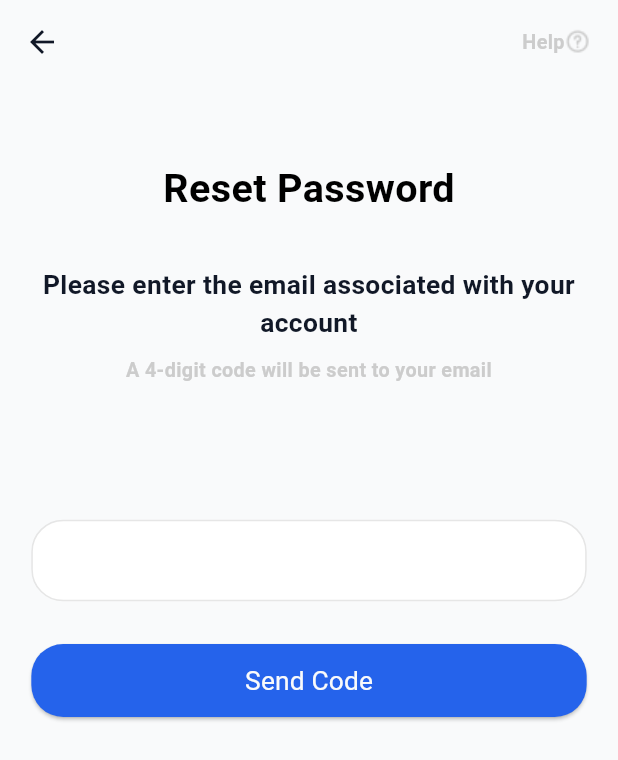
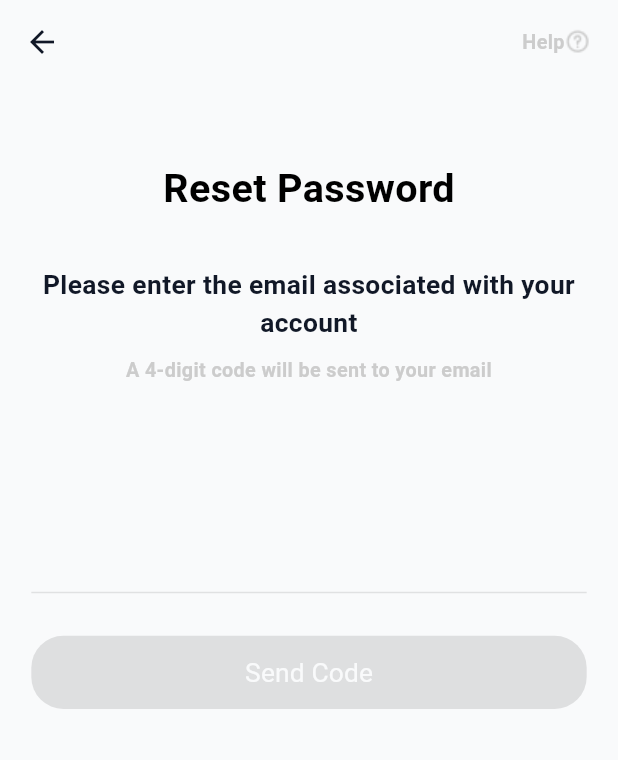
Before and after one commit to 3oraby/san3a_app, a Flutter app: the LoginScreen screen opened by its route, after a tap on "Forgot Password?", on a phone screen of 412 x 824 dp. Shown: the top 760 px of the screen. Run offline on Flutter 3.47's test engine with Material 3 defaults, Android fonts, the phone set to English and light mode, and no system bars; our stand-ins replace connectivity_plus, cookie_jar, dartz, device_preview, dio, dio_cookie_manager and 8 more; accounts and stored records are empty; Roboto replaces fonts that are missing (Cairo); project files that could hold a hidden picture were left out.

Commit message:
complete forget password screen

```diff
--- a/lib/core/utils/app_themes.dart
+++ b/lib/core/utils/app_themes.dart
@@ -1,5 +1,4 @@
 import 'package:flutter/material.dart';
-import 'package:flutter_screenutil/flutter_screenutil.dart';
 import 'package:san3a_app/core/utils/app_dark_colors.dart';
 import 'package:san3a_app/core/utils/app_light_colors.dart';
 import 'package:san3a_app/core/utils/app_text_styles.dart';
@@ -34,33 +33,10 @@ class AppTheme {
     ),
     disabledColor: AppLightColors.disabledButtonBackgroundColor,
     inputDecorationTheme: InputDecorationTheme(
-      filled: true,
-      fillColor: AppLightColors.textFieldBackground,
       suffixIconColor: AppLightColors.paragraphColor,
       labelStyle: AppTextStyles.getTextStyle(
         16,
       ).copyWith(color: AppLightColors.headingColor),
-      border: OutlineInputBorder(
-        borderRadius: BorderRadius.circular(21.r),
-        borderSide: BorderSide(
-          color: AppLightColors.textFieldBorderColor,
-          width: 1,
-        ),
-      ),
-      enabledBorder: OutlineInputBorder(
-        borderRadius: BorderRadius.circular(21.r),
-        borderSide: BorderSide(
-          color: AppLightColors.textFieldBorderColor,
-          width: 1,
-        ),
-      ),
-      focusedBorder: OutlineInputBorder(
-        borderRadius: BorderRadius.circular(21.r),
-        borderSide: const BorderSide(
-          color: AppLightColors.primaryColor,
-          width: 2,
-        ),
-      ),
       hintStyle: AppTextStyles.getTextStyle(
         16,
       ).copyWith(color: AppLightColors.headingColor),
@@ -94,33 +70,10 @@ class AppTheme {
     iconTheme: const IconThemeData(color: Colors.white),
     disabledColor: AppDarkColors.disabledColor,
     inputDecorationTheme: InputDecorationTheme(
-      filled: true,
-      fillColor: AppDarkColors.textFieldBackground,
       suffixIconColor: AppDarkColors.paragraphColor,
       labelStyle: AppTextStyles.getTextStyle(
         16,
       ).copyWith(color: AppDarkColors.headingColor),
-      border: OutlineInputBorder(
-        borderRadius: BorderRadius.circular(21.r),
-        borderSide: BorderSide(
-          color: AppDarkColors.textFieldBorderColor,
-          width: 1,
-        ),
-      ),
-      enabledBorder: OutlineInputBorder(
-        borderRadius: BorderRadius.circular(21.r),
-        borderSide: BorderSide(
-          color: AppDarkColors.textFieldBorderColor,
-          width: 1,
-        ),
-      ),
-      focusedBorder: OutlineInputBorder(
-        borderRadius: BorderRadius.circular(21.r),
-        borderSide: const BorderSide(
-          color: AppDarkColors.primaryColor,
-          width: 2,
-        ),
-      ),
       hintStyle: AppTextStyles.getTextStyle(
         16,
       ).copyWith(color: AppDarkColors.paragraphColor),
--- a/lib/core/widgets/custom_password_text_field.dart
+++ b/lib/core/widgets/custom_password_text_field.dart
@@ -1,4 +1,7 @@
 import 'package:flutter/material.dart';
+import 'package:flutter_screenutil/flutter_screenutil.dart';
+import 'package:san3a_app/core/utils/app_dark_colors.dart';
+import 'package:san3a_app/core/utils/app_light_colors.dart';
 
 class CustomPasswordTextField extends StatefulWidget {
   const CustomPasswordTextField({
@@ -43,6 +46,10 @@ class _CustomPasswordTextFieldState extends State<CustomPasswordTextField> {
       validator: widget.validator,
       keyboardType: widget.keyboardType,
       decoration: InputDecoration(
+        filled: true,
+        fillColor: Theme.of(context).brightness == Brightness.light
+            ? AppLightColors.textFieldBackground
+            : AppDarkColors.textFieldBackground,
         labelText: widget.labelText,
         hintText: widget.hintText,
         suffixIcon: IconButton(
@@ -53,6 +60,33 @@ class _CustomPasswordTextFieldState extends State<CustomPasswordTextField> {
             });
           },
         ),
+        border: OutlineInputBorder(
+          borderRadius: BorderRadius.circular(21.r),
+          borderSide: BorderSide(
+            color: Theme.of(context).brightness == Brightness.light
+                ? AppLightColors.textFieldBorderColor
+                : AppDarkColors.textFieldBorderColor,
+            width: 1,
+          ),
+        ),
+        enabledBorder: OutlineInputBorder(
+          borderRadius: BorderRadius.circular(21.r),
+          borderSide: BorderSide(
+            color: Theme.of(context).brightness == Brightness.light
+                ? AppLightColors.textFieldBorderColor
+                : AppDarkColors.textFieldBorderColor,
+            width: 1,
+          ),
+        ),
+        focusedBorder: OutlineInputBorder(
+          borderRadius: BorderRadius.circular(21.r),
+          borderSide: BorderSide(
+            color: Theme.of(context).brightness == Brightness.light
+                ? AppLightColors.primaryColor
+                : AppDarkColors.primaryColor,
+            width: 2,
+          ),
+        ),
       ),
     );
   }
--- a/lib/core/widgets/custom_text_form_field.dart
+++ b/lib/core/widgets/custom_text_form_field.dart
@@ -1,6 +1,8 @@
 import 'package:flutter/material.dart';
 import 'package:flutter_screenutil/flutter_screenutil.dart';
 import 'package:san3a_app/core/helpers/get_text_palette.dart';
+import 'package:san3a_app/core/utils/app_dark_colors.dart';
+import 'package:san3a_app/core/utils/app_light_colors.dart';
 import 'package:san3a_app/core/utils/app_text_styles.dart';
 
 class CustomTextFormField extends StatelessWidget {
@@ -69,6 +71,10 @@ class CustomTextFormField extends StatelessWidget {
         16,
       ).copyWith(color: textPalette.headingColor),
       decoration: InputDecoration(
+        filled: true,
+        fillColor: Theme.of(context).brightness == Brightness.light
+            ? AppLightColors.textFieldBackground
+            : AppDarkColors.textFieldBackground,
         hintText: hintText,
         labelText: labelText,
         helperText: helperText,
@@ -80,6 +86,33 @@ class CustomTextFormField extends StatelessWidget {
           vertical: contentVerticalPadding.r,
           horizontal: contentHorizontalPadding.r,
         ),
+        border: OutlineInputBorder(
+          borderRadius: BorderRadius.circular(21.r),
+          borderSide: BorderSide(
+            color: Theme.of(context).brightness == Brightness.light
+                ? AppLightColors.textFieldBorderColor
+                : AppDarkColors.textFieldBorderColor,
+            width: 1,
+          ),
+        ),
+        enabledBorder: OutlineInputBorder(
+          borderRadius: BorderRadius.circular(21.r),
+          borderSide: BorderSide(
+            color: Theme.of(context).brightness == Brightness.light
+                ? AppLightColors.textFieldBorderColor
+                : AppDarkColors.textFieldBorderColor,
+            width: 1,
+          ),
+        ),
+        focusedBorder: OutlineInputBorder(
+          borderRadius: BorderRadius.circular(21.r),
+          borderSide: BorderSide(
+            color: Theme.of(context).brightness == Brightness.light
+                ? AppLightColors.primaryColor
+                : AppDarkColors.primaryColor,
+            width: 2,
+          ),
+        ),
       ),
     );
   }
--- /dev/null
+++ b/lib/core/widgets/custom_under_line_text_field.dart
@@ -0,0 +1,50 @@
+import 'package:flutter/material.dart';
+import 'package:san3a_app/core/helpers/get_text_palette.dart';
+import 'package:san3a_app/core/utils/app_dark_colors.dart';
+import 'package:san3a_app/core/utils/app_light_colors.dart';
+import 'package:san3a_app/core/utils/app_text_styles.dart';
+
+class CustomUnderLineTextField extends StatelessWidget {
+  const CustomUnderLineTextField({super.key, this.controller});
+
+  final TextEditingController? controller;
+
+  @override
+  Widget build(BuildContext context) {
+    final textPalette = getTextPalette(context);
+
+    return TextFormField(
+      style: AppTextStyles.getTextStyle(
+        20,
+      ).copyWith(color: textPalette.headingColor),
+      textAlign: TextAlign.center,
+      controller: controller,
+      decoration: InputDecoration(
+        border: UnderlineInputBorder(
+          borderSide: BorderSide(
+            color: Theme.of(context).brightness == Brightness.light
+                ? AppLightColors.textFieldBorderColor
+                : AppDarkColors.textFieldBorderColor,
+            width: 1,
+          ),
+        ),
+        enabledBorder: UnderlineInputBorder(
+          borderSide: BorderSide(
+            color: Theme.of(context).brightness == Brightness.light
+                ? AppLightColors.textFieldBorderColor
+                : AppDarkColors.textFieldBorderColor,
+            width: 1,
+          ),
+        ),
+        focusedBorder: UnderlineInputBorder(
+          borderSide: BorderSide(
+            color: Theme.of(context).brightness == Brightness.light
+                ? AppLightColors.primaryColor
+                : AppDarkColors.primaryColor,
+            width: 2,
+          ),
+        ),
+      ),
+    );
+  }
+}
--- a/lib/features/auth/presentation/widgets/auth_social_button.dart
+++ b/lib/features/auth/presentation/widgets/auth_social_button.dart
@@ -1,6 +1,8 @@
 import 'package:flutter/material.dart';
 import 'package:flutter_screenutil/flutter_screenutil.dart';
 import 'package:san3a_app/core/helpers/get_text_palette.dart';
+import 'package:san3a_app/core/utils/app_dark_colors.dart';
+import 'package:san3a_app/core/utils/app_light_colors.dart';
 import 'package:san3a_app/core/utils/app_text_styles.dart';
 import 'package:san3a_app/core/widgets/custom_button.dart';
 import 'package:san3a_app/core/widgets/horizontal_gap.dart';
@@ -21,7 +23,9 @@ class AuthSocialButton extends StatelessWidget {
     final textPalette = getTextPalette(context);
 
     return CustomButton(
-      backgroundColor: Theme.of(context).inputDecorationTheme.fillColor,
+      backgroundColor: Theme.of(context).brightness == Brightness.light
+          ? AppLightColors.textFieldBackground
+          : AppDarkColors.textFieldBackground,
       onPressed: onPressed,
       isOutline: true,
       borderRadius: 21,
--- a/lib/features/auth/presentation/widgets/forget_password_body.dart
+++ b/lib/features/auth/presentation/widgets/forget_password_body.dart
@@ -1,25 +1,55 @@
 import 'package:easy_localization/easy_localization.dart';
 import 'package:flutter/material.dart';
-import 'package:flutter/widgets.dart';
 import 'package:flutter_screenutil/flutter_screenutil.dart';
 import 'package:san3a_app/core/constants/locale_keys.dart';
+import 'package:san3a_app/core/helpers/get_text_palette.dart';
 import 'package:san3a_app/core/utils/app_text_styles.dart';
-import 'package:san3a_app/core/utils/text_palette.dart';
 import 'package:san3a_app/core/widgets/custom_button.dart';
-import 'package:san3a_app/core/widgets/custom_text_form_field.dart';
+import 'package:san3a_app/core/widgets/custom_under_line_text_field.dart';
 import 'package:san3a_app/core/widgets/vertical_gap.dart';
 
-class ForgetPasswordBody extends StatelessWidget {
+class ForgetPasswordBody extends StatefulWidget {
   const ForgetPasswordBody({super.key});
 
   @override
+  State<ForgetPasswordBody> createState() => _ForgetPasswordBodyState();
+}
+
+class _ForgetPasswordBodyState extends State<ForgetPasswordBody> {
+  final TextEditingController emailController = TextEditingController();
+  bool isButtonEnabled = false;
+
+  @override
+  void initState() {
+    super.initState();
+    emailController.addListener(checkEmail);
+  }
+
+  void checkEmail() {
+    final isFilled = emailController.text.isNotEmpty;
+    if (isFilled != isButtonEnabled) {
+      setState(() {
+        isButtonEnabled = isFilled;
+      });
+    }
+  }
+
+  @override
+  void dispose() {
+    emailController.removeListener(checkEmail);
+    emailController.dispose();
+    super.dispose();
+  }
+
+  @override
   Widget build(BuildContext context) {
-    final textPalette = Theme.of(context).extension<TextPalette>()!;
+    final textPalette = getTextPalette(context);
 
     return Padding(
       padding: EdgeInsets.symmetric(vertical: 45.h, horizontal: 19.w),
-      child: Center(
+      child: SingleChildScrollView(
         child: Column(
+          mainAxisAlignment: MainAxisAlignment.start,
           children: [
             Text(
               LocaleKeys.authForgetPasswordResetPassword.tr(),
@@ -47,10 +77,11 @@ class ForgetPasswordBody extends StatelessWidget {
               ),
             ),
             const VerticalGap(89),
-            const CustomTextFormField(),
+            CustomUnderLineTextField(controller: emailController),
             const VerticalGap(28),
             CustomButton(
               onPressed: () {},
+              isDisabled: !isButtonEnabled,
               text: LocaleKeys.authForgetPasswordSendCode.tr(),
             ),
           ],
```
Also changed, not shown: evalcodefiles.json (+27 -9 lines).
